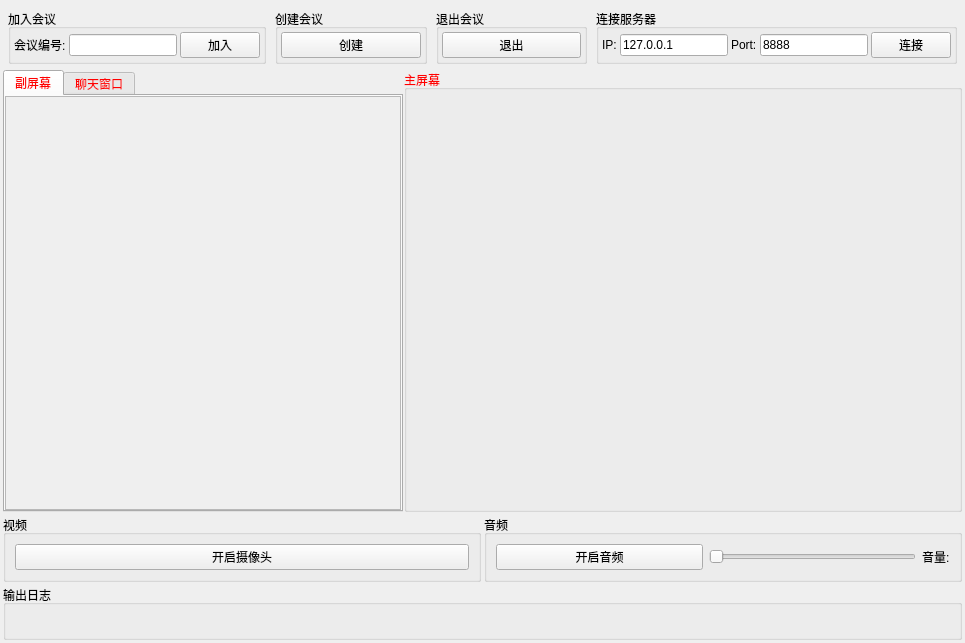
wang-y-cell/CloudMeeting_Client, file src/widget.ui: the form before one commit.
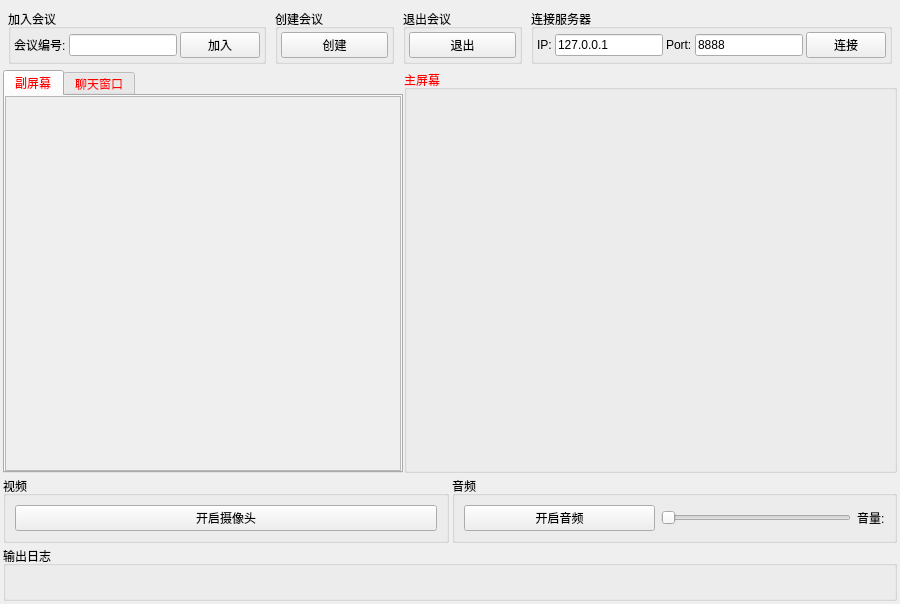
The form after the commit. The open tabs and pages were chosen to show the change. Custom widgets are drawn as their Qt base class.

```diff
--- a/src/widget.ui
+++ b/src/widget.ui
@@ -9,8 +9,8 @@
    <rect>
     <x>0</x>
     <y>0</y>
-    <width>965</width>
-    <height>643</height>
+    <width>900</width>
+    <height>604</height>
    </rect>
   </property>
   <property name="sizePolicy">
@@ -438,7 +438,7 @@
               <x>0</x>
               <y>0</y>
               <width>394</width>
-              <height>409</height>
+              <height>368</height>
              </rect>
             </property>
             <property name="sizePolicy">
```
Left out of the diff: 2 changed lines with no effect on the pictures.
